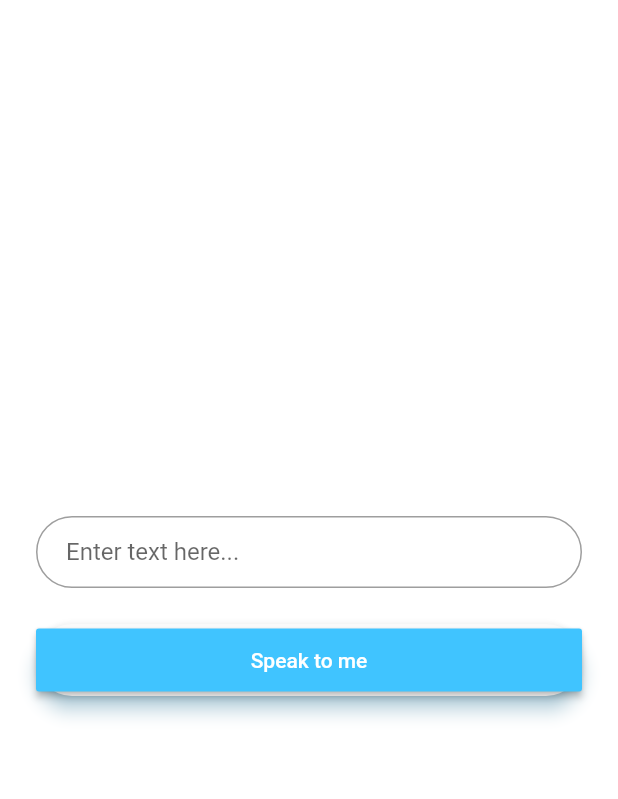
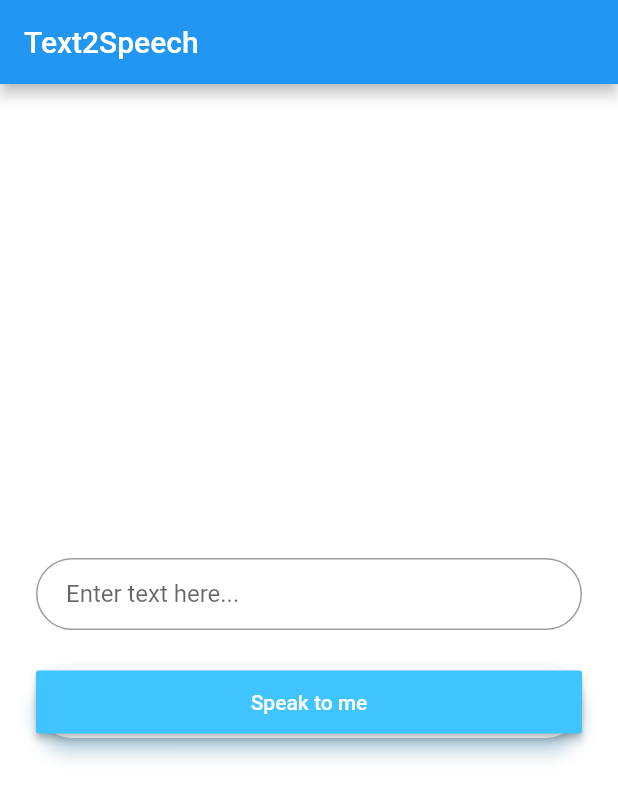
Before and after one commit to iamEtornam/text2speech_flutter, a Flutter app: the screen it shows after launch, on a phone screen of 412 x 824 dp. Shown: the top 799 px of the screen. Run offline on Flutter 3.47's test engine with Material 2 defaults, Android fonts, the phone set to English and light mode, and no system bars.

Commit message:
Added AppBar

```diff
--- a/lib/home.dart
+++ b/lib/home.dart
@@ -38,6 +38,9 @@ class _HomePageState extends State<HomePage> {
     );
 
     return Scaffold(
+      appBar: new AppBar(
+        title: new Text('Text2Speech'),
+      ),
       backgroundColor: Colors.white,
       body: Center(
         child: ListView(
--- a/lib/main.dart
+++ b/lib/main.dart
@@ -4,13 +4,16 @@ import 'package:text2speech_flutter/home.dart';
 void main() => runApp(new MyApp());
 
 class MyApp extends StatelessWidget {
+
   @override
   Widget build(BuildContext context) {
-    return MaterialApp(
-      title: 'Text2Speech',
-//      debugShowCheckedModeBanner: false,
-      theme: ThemeData(
-        primarySwatch: Colors.lightBlue,
+    return new MaterialApp(
+      title: 'Generated App',
+      theme: new ThemeData(
+        primarySwatch: Colors.blue,
+        primaryColor: const Color(0xFF2196f3),
+        accentColor: const Color(0xFF2196f3),
+        canvasColor: const Color(0xFFfafafa),
       ),
       home: HomePage(),
     );
```
